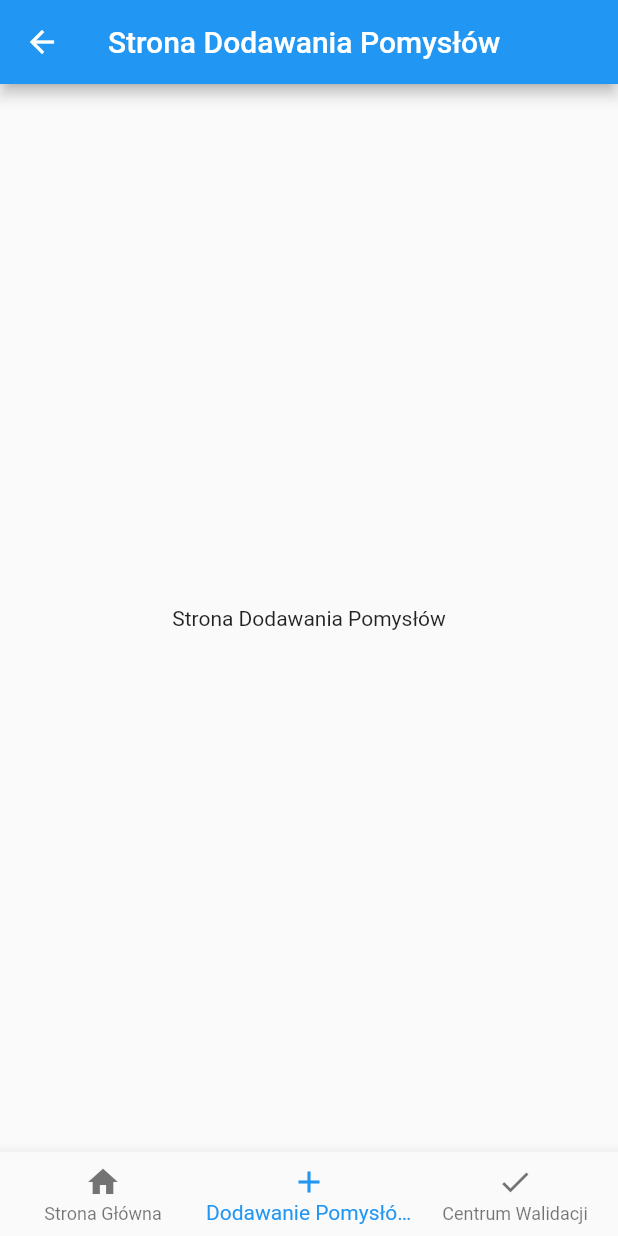
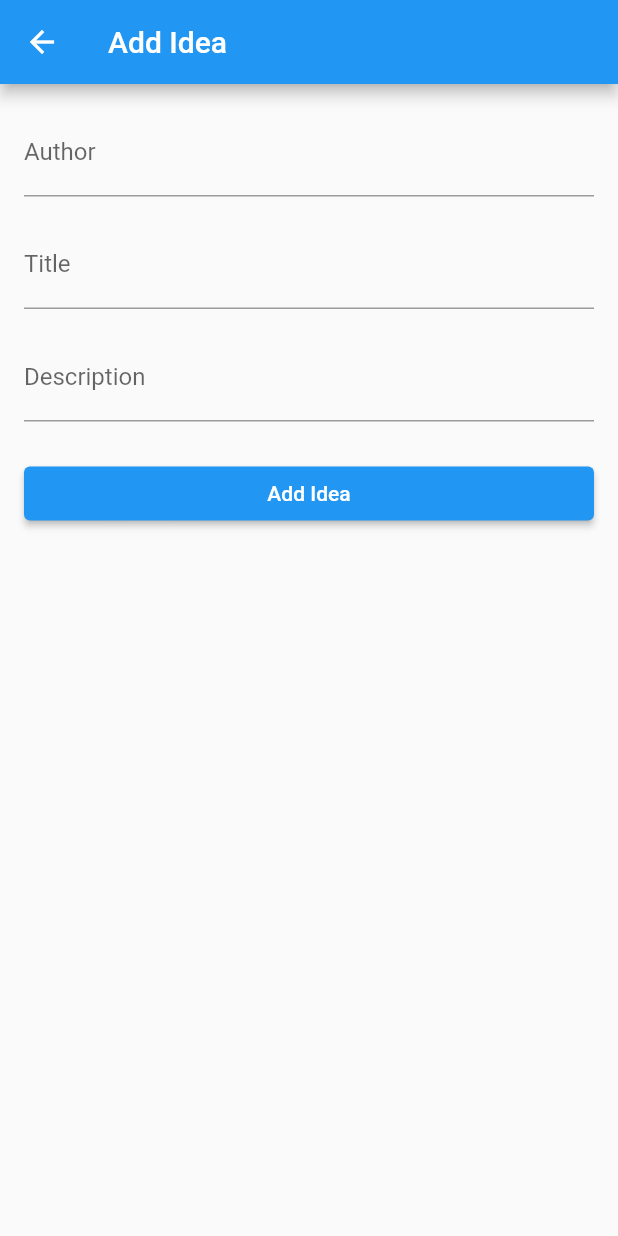
Before and after one commit to BartoszT2omaszewski/brainstorm2, a Flutter app: the screen it shows after launch, after a tap on the "add" icon, on a phone screen of 412 x 824 dp. Run offline on Flutter 3.47's test engine with Material 2 defaults, Android fonts, the phone set to English and light mode, and no system bars.

Commit message:
before cubit

```diff
--- a/lib/home_page.dart
+++ b/lib/home_page.dart
@@ -1,105 +1,106 @@
-import 'package:brainstorm2/screens/adding_page.dart';
-import 'package:brainstorm2/screens/idea_validation_hub.dart';
-import 'package:brainstorm2/widgets/app_bar.dart';
-import 'package:brainstorm2/widgets/bottom_navigation_bar.dart';
-import 'package:brainstorm2/widgets/idea_card.dart';
-import 'package:flutter/material.dart';
+// import 'package:brainstorm2/screens/adding_page.dart';
+// import 'package:brainstorm2/screens/idea_validation_hub.dart';
+// import 'package:brainstorm2/widgets/idea_card.dart';
+// import 'package:flutter/material.dart';
+// import 'package:flutter/material.dart';
+// import 'package:brainstorm2/widgets/app_bar.dart';
+// import 'package:brainstorm2/widgets/bottom_navigation_bar.dart';
 
-class HomePage extends StatelessWidget {
-  const HomePage({super.key});
+// class HomePage extends StatelessWidget {
+//   const HomePage({Key? key}) : super(key: key);
 
-  @override
-  Widget build(BuildContext context) {
-    return Scaffold(
-      appBar: MyAppBar(
-        title: 'Strona Główna',
-        actions: [
-          IconButton(
-            icon: const Icon(Icons.add),
-            onPressed: () {
-              Navigator.push(
-                context,
-                MaterialPageRoute(builder: (context) => const AddingPage()),
-              );
-            },
-          ),
-          IconButton(
-            icon: const Icon(Icons.check),
-            onPressed: () {
-              Navigator.push(
-                context,
-                MaterialPageRoute(
-                    builder: (context) => const IdeaValidationHub()),
-              );
-            },
-          ),
-        ],
-      ),
-      body: SingleChildScrollView(
-        child: Column(
-          crossAxisAlignment: CrossAxisAlignment.stretch,
-          children: [
-            Padding(
-              padding: const EdgeInsets.all(16.0),
-              child: Row(
-                children: const [
-                  FlutterLogo(
-                    size: 50,
-                  ),
-                  SizedBox(width: 8.0),
-                  Text(
-                    'BrainStorm',
-                    style:
-                        TextStyle(fontSize: 24.0, fontWeight: FontWeight.bold),
-                  ),
-                ],
-              ),
-            ),
-            Container(
-              color: Colors.blue,
-              padding: const EdgeInsets.symmetric(vertical: 24.0),
-              child: Column(
-                children: const [
-                  Text(
-                    'Witaj w',
-                    style: TextStyle(fontSize: 24.0, color: Colors.white),
-                  ),
-                  SizedBox(height: 8.0),
-                  Text(
-                    'BrainStorm - Idea Validation Hub',
-                    style: TextStyle(
-                        fontSize: 30.0,
-                        fontWeight: FontWeight.bold,
-                        color: Colors.white),
-                  ),
-                  SizedBox(height: 16.0),
-                  Text(
-                    'Zgłoś swoje pomysły, podziel się nimi z innymi i uzyskaj społeczne potwierdzenie!',
-                    style: TextStyle(fontSize: 18.0, color: Colors.white),
-                    textAlign: TextAlign.center,
-                  ),
-                ],
-              ),
-            ),
-            const Padding(
-              padding: EdgeInsets.all(16.0),
-              child: Text(
-                'Popularne Pomysły',
-                style: TextStyle(fontSize: 24.0, fontWeight: FontWeight.bold),
-              ),
-            ),
-            // Add popular ideas cards or grid/carousel here
-            const IdeaCard(
-              author: '', description: '', title: '',
-              // Pass the idea details as parameters
-            ),
-            const SizedBox(height: 16.0),
-          ],
-        ),
-      ),
-      bottomNavigationBar: const MyBottomNavigationBar(
-        selectedPage: BottomNavigationBarPage.home,
-      ),
-    );
-  }
-}
+//   @override
+//   Widget build(BuildContext context) {
+//     return Scaffold(
+//       appBar: const MyAppBar(
+//         title: 'Strona Główna',
+//       ),
+//       body: Padding(
+//         padding: const EdgeInsets.all(16.0),
+//         child: Column(
+//           crossAxisAlignment: CrossAxisAlignment.stretch,
+//           children: [
+//             const Text(
+//               'Powitanie i opis',
+//               style: TextStyle(fontSize: 24, fontWeight: FontWeight.bold),
+//             ),
+//             const SizedBox(height: 16.0),
+//             const Text(
+//               'Lorem ipsum dolor sit amet, consectetur adipiscing elit. Nullam tristique magna eget vestibulum venenatis. Phasellus pharetra odio vitae dolor vestibulum, sed convallis lacus congue.',
+//               style: TextStyle(fontSize: 16),
+//             ),
+//             const SizedBox(height: 24.0),
+//             const Text(
+//               'Sekcja z popularnymi pomysłami',
+//               style: TextStyle(fontSize: 20, fontWeight: FontWeight.bold),
+//             ),
+//             const SizedBox(height: 16.0),
+//             Expanded(
+//               child: ListView(
+//                 children: const [
+//                   IdeaCard(
+//                     author: 'John Doe',
+//                     title: 'Amazing Idea 1',
+//                     description: 'This is an amazing idea for the project.',
+//                   ),
+//                   SizedBox(height: 16.0),
+//                   IdeaCard(
+//                     author: 'Jane Smith',
+//                     title: 'Innovative Idea 2',
+//                     description: 'This idea will revolutionize the industry.',
+//                   ),
+//                   SizedBox(height: 16.0),
+//                   IdeaCard(
+//                     author: 'Alex Johnson',
+//                     title: 'Creative Idea 3',
+//                     description: 'A unique and creative idea to explore.',
+//                   ),
+//                 ],
+//               ),
+//             ),
+//           ],
+//         ),
+//       ),
+//       bottomNavigationBar: const MyBottomNavigationBar(
+//           selectedPage: BottomNavigationBarPage.home),
+//     );
+//   }
+// }
+
+// class IdeaCard extends StatelessWidget {
+//   final String author;
+//   final String title;
+//   final String description;
+
+//   const IdeaCard({
+//     super.key,
+//     required this.author,
+//     required this.title,
+//     required this.description,
+//   });
+
+//   @override
+//   Widget build(BuildContext context) {
+//     return Card(
+//       child: Column(
+//         children: [
+//           Container(
+//             height: 120,
+//             width: double.infinity,
+//             color: Colors.grey[300],
+//           ),
+//           const SizedBox(height: 8.0),
+//           Text(
+//             'Author: $author',
+//             style: const TextStyle(fontWeight: FontWeight.bold),
+//           ),
+//           Text(
+//             'Title: $title',
+//             style: const TextStyle(fontWeight: FontWeight.bold),
+//           ),
+//           Text('Description: $description'),
+//         ],
+//       ),
+//     );
+//   }
+// }
--- a/lib/main.dart
+++ b/lib/main.dart
@@ -1,5 +1,6 @@
-import 'package:brainstorm2/home_page.dart';
+import 'package:brainstorm2/models/idea_model.dart';
 import 'package:brainstorm2/screens/adding_page.dart';
+import 'package:brainstorm2/screens/home_page.dart';
 import 'package:flutter/material.dart';
 
 void main() {
@@ -12,14 +13,19 @@ class MyApp extends StatelessWidget {
   @override
   Widget build(BuildContext context) {
     return MaterialApp(
-      title: 'Your App',
+      title: 'Brainstorm',
       theme: ThemeData(
-          // theme data
-          ),
+        primarySwatch: Colors.blue,
+      ),
       initialRoute: '/',
       routes: {
-        '/': (context) => const HomePage(),
-        '/adding': (context) => const AddingPage(),
+        '/': (context) => HomePage(
+              addIdea: (IdeaModel) {},
+              ideas: const [],
+            ),
+        '/adding': (context) => AddingPage(
+              addIdea: (IdeaModel idea) {},
+            ),
       },
       onUnknownRoute: (settings) {
         return MaterialPageRoute(builder: (context) => const ErrorPage());
--- /dev/null
+++ b/lib/models/idea_model.dart
@@ -0,0 +1,13 @@
+class IdeaModel {
+  final String id;
+  final String author;
+  final String title;
+  final String description;
+
+  IdeaModel({
+    required this.id,
+    required this.author,
+    required this.title,
+    required this.description,
+  });
+}
--- a/lib/screens/adding_page.dart
+++ b/lib/screens/adding_page.dart
@@ -1,21 +1,80 @@
-import 'package:brainstorm2/widgets/app_bar.dart';
-import 'package:brainstorm2/widgets/bottom_navigation_bar.dart';
+import 'package:brainstorm2/models/idea_model.dart';
 import 'package:flutter/material.dart';
 
-class AddingPage extends StatelessWidget {
-  const AddingPage({super.key});
+class AddingPage extends StatefulWidget {
+  final void Function(IdeaModel) addIdea;
+
+  const AddingPage({Key? key, required this.addIdea}) : super(key: key);
+
+  @override
+  _AddingPageState createState() => _AddingPageState();
+}
+
+class _AddingPageState extends State<AddingPage> {
+  final TextEditingController _authorController = TextEditingController();
+  final TextEditingController _titleController = TextEditingController();
+  final TextEditingController _descriptionController = TextEditingController();
+
+  @override
+  void dispose() {
+    _authorController.dispose();
+    _titleController.dispose();
+    _descriptionController.dispose();
+    super.dispose();
+  }
+
+  void _submitForm() {
+    final String author = _authorController.text.trim();
+    final String title = _titleController.text.trim();
+    final String description = _descriptionController.text.trim();
+
+    if (author.isNotEmpty && title.isNotEmpty && description.isNotEmpty) {
+      final IdeaModel idea = IdeaModel(
+          author: author, title: title, description: description, id: '');
+      widget.addIdea(idea);
+
+      Navigator.pop(context);
+    }
+  }
 
   @override
   Widget build(BuildContext context) {
-    return const Scaffold(
-      appBar: MyAppBar(
-        title: 'Strona Dodawania Pomysłów',
+    return Scaffold(
+      appBar: AppBar(
+        title: const Text('Add Idea'),
       ),
-      body: Center(
-        child: Text('Strona Dodawania Pomysłów'),
-      ),
-      bottomNavigationBar: MyBottomNavigationBar(
-        selectedPage: BottomNavigationBarPage.adding,
+      body: Padding(
+        padding: const EdgeInsets.all(16.0),
+        child: Column(
+          crossAxisAlignment: CrossAxisAlignment.stretch,
+          children: [
+            TextField(
+              controller: _authorController,
+              decoration: const InputDecoration(
+                labelText: 'Author',
+              ),
+            ),
+            const SizedBox(height: 16.0),
+            TextField(
+              controller: _titleController,
+              decoration: const InputDecoration(
+                labelText: 'Title',
+              ),
+            ),
+            const SizedBox(height: 16.0),
+            TextField(
+              controller: _descriptionController,
+              decoration: const InputDecoration(
+                labelText: 'Description',
+              ),
+            ),
+            const SizedBox(height: 24.0),
+            ElevatedButton(
+              onPressed: _submitForm,
+              child: const Text('Add Idea'),
+            ),
+          ],
+        ),
       ),
     );
   }
--- a/lib/screens/home_page.dart
+++ b/lib/screens/home_page.dart
@@ -0,0 +1,76 @@
+import 'package:flutter/material.dart';
+import 'package:brainstorm2/models/idea_model.dart';
+import 'package:brainstorm2/screens/adding_page.dart';
+import 'package:brainstorm2/widgets/bottom_navigation_bar.dart';
+import 'package:brainstorm2/widgets/idea_card.dart';
+
+class HomePage extends StatelessWidget {
+  final List<IdeaModel> ideas;
+  final void Function(IdeaModel) addIdea;
+
+  const HomePage({Key? key, required this.ideas, required this.addIdea})
+      : super(key: key);
+
+  @override
+  Widget build(BuildContext context) {
+    return Scaffold(
+      appBar: AppBar(
+        title: const Text('Strona Główna'),
+      ),
+      body: Padding(
+        padding: const EdgeInsets.all(16.0),
+        child: Column(
+          crossAxisAlignment: CrossAxisAlignment.stretch,
+          children: [
+            const Text(
+              'Powitanie i opis',
+              style: TextStyle(fontSize: 24, fontWeight: FontWeight.bold),
+            ),
+            const SizedBox(height: 16.0),
+            const Text(
+              'Lorem ipsum dolor sit amet, consectetur adipiscing elit. Nullam tristique magna eget vestibulum venenatis. Phasellus pharetra odio vitae dolor vestibulum, sed convallis lacus congue.',
+              style: TextStyle(fontSize: 16),
+            ),
+            const SizedBox(height: 24.0),
+            const Text(
+              'Sekcja z popularnymi pomysłami',
+              style: TextStyle(fontSize: 20, fontWeight: FontWeight.bold),
+            ),
+            const SizedBox(height: 16.0),
+            Expanded(
+              child: Padding(
+                padding: const EdgeInsets.only(bottom: 16.0),
+                child: GridView.builder(
+                  gridDelegate: const SliverGridDelegateWithFixedCrossAxisCount(
+                    crossAxisCount: 2,
+                    crossAxisSpacing: 16.0,
+                    mainAxisSpacing: 16.0,
+                  ),
+                  itemCount: ideas.length,
+                  itemBuilder: (context, index) {
+                    final idea = ideas[index];
+                    return IdeaCard(idea: idea);
+                  },
+                ),
+              ),
+            ),
+          ],
+        ),
+      ),
+      floatingActionButton: FloatingActionButton(
+        onPressed: () {
+          Navigator.push(
+            context,
+            MaterialPageRoute(
+              builder: (context) => AddingPage(addIdea: addIdea),
+            ),
+          );
+        },
+        child: const Icon(Icons.add),
+      ),
+      bottomNavigationBar: const MyBottomNavigationBar(
+        selectedPage: BottomNavigationBarPage.home,
+      ),
+    );
+  }
+}
--- a/lib/widgets/idea_card.dart
+++ b/lib/widgets/idea_card.dart
@@ -1,50 +1,45 @@
+import 'package:brainstorm2/models/idea_model.dart';
 import 'package:flutter/material.dart';
 
 class IdeaCard extends StatelessWidget {
-  final String title;
-  final String description;
-  final String author;
+  final IdeaModel idea;
 
-  const IdeaCard(
-      {super.key,
-      required this.title,
-      required this.description,
-      required this.author});
+  const IdeaCard({Key? key, required this.idea}) : super(key: key);
 
   @override
   Widget build(BuildContext context) {
     return Card(
+      elevation: 2.0,
+      shape: RoundedRectangleBorder(
+        borderRadius: BorderRadius.circular(8.0),
+      ),
+      child: Padding(
+        padding: const EdgeInsets.all(8.0),
         child: Column(
+          crossAxisAlignment: CrossAxisAlignment.start,
           children: [
-          // Idea card content here
-          ListTile(
-            title: Text(title),
-            subtitle: Text(description),
-            trailing: Text(author),
+            Expanded(
+              child: Container(
+                color: Colors.grey[300],
               ),
-          ButtonBar(
-            children: [
-              IconButton(
-                icon: const Icon(Icons.thumb_up),
-                onPressed: () {
-                  // Handle upvote button press
-                },
             ),
-              IconButton(
-                icon: const Icon(Icons.thumb_down),
-                onPressed: () {
-                  // Handle downvote button press
-                },
+            const SizedBox(height: 8.0),
+            Text(
+              'Author: ${idea.author}',
+              style: const TextStyle(fontWeight: FontWeight.bold),
             ),
-              IconButton(
-                icon: const Icon(Icons.comment),
-                onPressed: () {
-                  // Handle comment button press
-                },
+            Text(
+              'Title: ${idea.title}',
+              style: const TextStyle(fontWeight: FontWeight.bold),
+            ),
+            const SizedBox(height: 4.0),
+            Text(
+              'Description: ${idea.description}',
+              maxLines: 2,
+              overflow: TextOverflow.ellipsis,
             ),
           ],
         ),
-        ],
       ),
     );
   }
```
Lines whose indentation alone changed are shown as unchanged.
